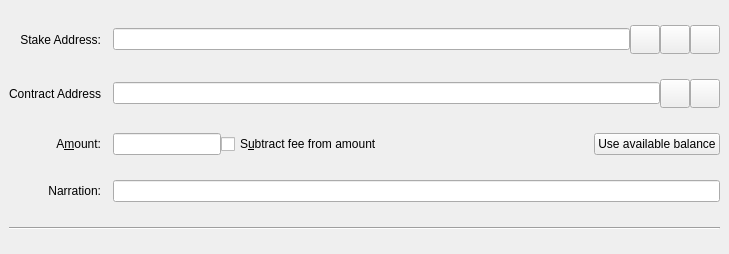
Bitcoin-Confidential/BitcoinC-Core, file src/qt/forms/sendcoinsentry.ui: the form before one commit.
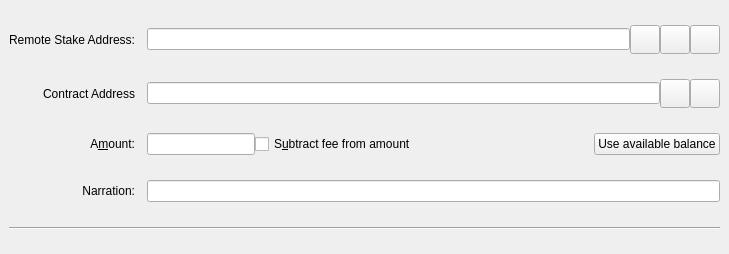
The form after the commit. The open tabs and pages were chosen to show the change. Icons and pictures are not drawn. Custom widgets are drawn as their Qt base class.

Commit message: qt: Renamed to remote stake address

```diff
--- a/src/qt/forms/sendcoinsentry.ui
+++ b/src/qt/forms/sendcoinsentry.ui
@@ -388,7 +388,7 @@
     <item row="0" column="0">
      <widget class="QLabel" name="stakeAddrLabel">
       <property name="text">
-       <string>Stake Address:</string>
+       <string>Remote Stake Address:</string>
       </property>
       <property name="alignment">
        <set>Qt::AlignRight|Qt::AlignTrailing|Qt::AlignVCenter</set>
```
Left out of the diff: 2 changed lines with no effect on the pictures.
